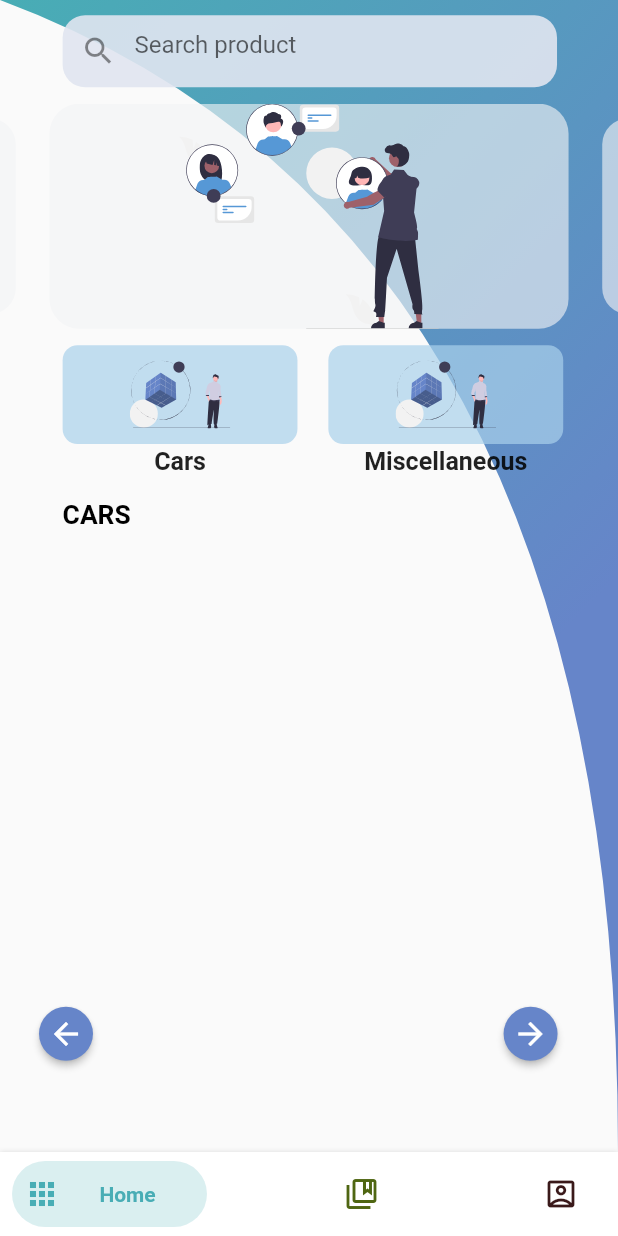
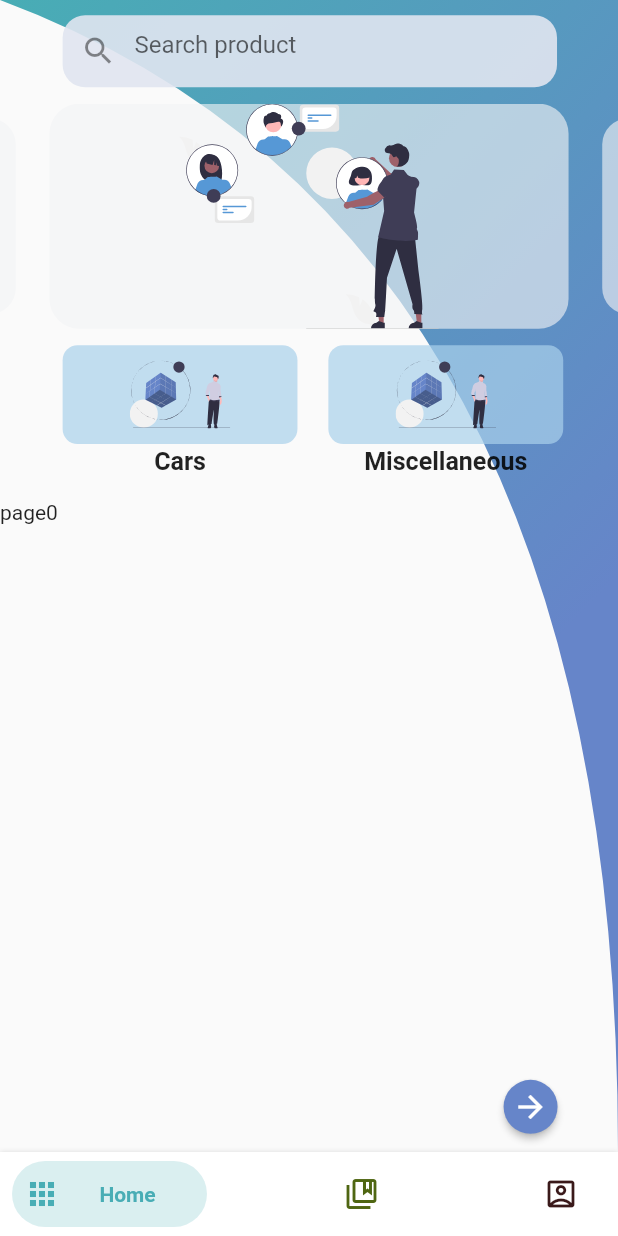
Before and after one commit to mrshelile/maraka, a Flutter app: the Home screen opened directly with empty values, on a phone screen of 412 x 824 dp. Run offline on Flutter 3.47's test engine with Material 2 defaults, Android fonts, the phone set to English and light mode, and no system bars; drawn by our look-alikes of carousel_slider; our stand-ins replace badges, carousel_pro, email_validator, file_picker, flutter_spinkit, flutter_svg and 3 more; missing offline and left inert: flutter_launcher_icons, get_ip_address, mailer, otp, platform_device_id, swipebuttonflutter; accounts and stored records are empty; network calls fail.

```diff
--- a/lib/logic/constants.dart
+++ b/lib/logic/constants.dart
@@ -17,7 +17,7 @@ List<Map<String, dynamic>> categories = [
   {"icon": "assets/mindeset.svg", "text": "Cars"},
   {"icon": "assets/mindeset.svg", "text": "Miscellaneous"},
 ];
-
+int pageSize = 20;
 // var server = "https://maraka.co.ls/buyandsellDjango-apis";
 var server = "http://192.168.0.100:8000/buyandsellDjango-apis";
 // var server = "https://agile-headland-32385.herokuapp.com";
--- a/lib/logic/store.dart
+++ b/lib/logic/store.dart
@@ -1,15 +1,43 @@
 import 'package:flutter/material.dart';
 import 'package:get/get.dart';
+import 'package:maraka/logic/constants.dart';
 import 'package:maraka/logic/products_logic.dart';
 import 'package:maraka/logic/user_logic.dart';
 import 'package:maraka/models/product.dart';
+import 'package:maraka/pages/home/components/List_productPage.dart';
 
 class StoreController extends GetxController {
   var selectedCategory = "Cars";
   var search = '';
   List<Product> products = [];
   List<Product> myProducts = [];
-  List<Widget> productpages = [];
+  List<Map<int, List<Product>>> pagesContents = [];
+
+  void _generatePages() {
+    // int carsTotal = 0, others = 0;
+    // for (var element in products) {
+    //   if (element.category.toString().toLowerCase() == 'cars') {
+    //     carsTotal++;
+    //   } else {
+    //     others++;
+    //   }
+    // }
+    // int pageEstimate = products.length % pageSize != 0
+    //     ? products.length ~/ pageSize + 1
+    //     : products.length ~/ pageSize;
+    // int startadd = 0;
+    // // print(pageEstimate);
+    // int end = products.length > pageSize ? pageSize - 1 : products.length - 1;
+    // int remaining = products.length > pageSize ? products.length - pageSize : 0;
+    // for (var i = 0; i < pageEstimate; i++) {
+    //   pagesContents.add({i + 1: products.sublist(startadd, end)});
+    //   startadd += pageSize;
+    //   end += pageSize;
+    //   remaining -= pageSize;
+    // }
+    // print(pageEstimate);
+    // pagesContents = [];
+  }
 
   Future<List<Product>> setMyproducts(User owner) async {
     myProducts = [];
@@ -77,7 +105,8 @@ class StoreController extends GetxController {
           car: element.car,
           category: element.category));
     }
-    products.shuffle();
+    // products.shuffle();
+    // _generatePages();
     update();
   }
 }
--- a/lib/pages/home/components/List_product.dart
+++ b/lib/pages/home/components/List_product.dart
@@ -3,6 +3,7 @@ import 'package:flutter/src/foundation/key.dart';
 import 'package:flutter/src/widgets/framework.dart';
 import 'package:flutter/widgets.dart';
 import 'package:get/get.dart';
+import 'package:maraka/pages/home/components/List_productPage.dart';
 import 'package:maraka/pages/home/components/card_Product.dart';
 import 'package:maraka/pages/home/components/section_title.dart';
 
@@ -15,7 +16,9 @@ import '../../../themes/color.dart';
 
 class ProductList extends StatefulWidget {
   User owner;
-  ProductList({Key? key, required this.owner}) : super(key: key);
+  int start;
+  ProductList({Key? key, required this.start, required this.owner})
+      : super(key: key);
 
   @override
   State<ProductList> createState() => _ProductListState();
@@ -38,14 +41,11 @@ class _ProductListState extends State<ProductList> {
       padding:
           EdgeInsets.only(bottom: getProportionateScreenHeight(270, context)),
       height: getProportionateScreenHeight(650, context),
-      child: Stack(
-        children: [
-          ListView(
-            shrinkWrap: true,
+      child: ListView(
         children: [
           Padding(
-                padding: EdgeInsets.only(
-                    left: getProportionateScreenWidth(38, context)),
+            padding:
+                EdgeInsets.only(left: getProportionateScreenWidth(38, context)),
             child: GetBuilder(
                 init: store,
                 builder: (_) {
@@ -77,62 +77,31 @@ class _ProductListState extends State<ProductList> {
                                                   .toLowerCase()
                                                   .toString())
                                           ? ListProductCard(
-                                                  product:
-                                                      store.products[index])
+                                              product: store.products[index])
                                           : Container()
                                       : store.products[index].car['model']
                                                   .toString()
                                                   .toLowerCase()
                                                   .contains(store.search
                                                       .toLowerCase()) ||
-                                                  store.products[index]
-                                                      .car['make']
+                                              store.products[index].car['make']
                                                   .toString()
                                                   .toLowerCase()
                                                   .contains(store.search
                                                       .toLowerCase())
                                           ? ListProductCard(
-                                                  product:
-                                                      store.products[index])
+                                              product: store.products[index])
                                           : Container();
                             },
                           ),
                           SizedBox(
-                                  width:
-                                      getProportionateScreenWidth(20, context)),
+                              width: getProportionateScreenWidth(20, context)),
                         ],
                       );
                     });
               })),
         ],
       ),
-          Positioned(
-            bottom: getProportionateScreenHeight(6, context),
-            child: MaterialButton(
-              color: MyColors.blue3,
-              shape: CircleBorder(),
-              onPressed: () {},
-              child: Icon(
-                Icons.arrow_back,
-                color: Colors.white,
-              ),
-            ),
-          ),
-          Positioned(
-            right: getProportionateScreenWidth(13, context),
-            bottom: getProportionateScreenHeight(6, context),
-            child: MaterialButton(
-              color: MyColors.blue3,
-              shape: CircleBorder(),
-              onPressed: () {},
-              child: Icon(
-                Icons.arrow_forward,
-                color: Colors.white,
-              ),
-            ),
-          ),
-        ],
-      ),
     );
   }
 }
--- a/lib/pages/home/components/List_productPage.dart
+++ b/lib/pages/home/components/List_productPage.dart
@@ -18,6 +18,7 @@ class _ProductListPageState extends State<ProductListPage> {
   final store = Get.find<StoreController>();
   @override
   Widget build(BuildContext context) {
+
     return Column(
       children: [
         ...List.generate(widget.products.length,
--- a/lib/pages/home/components/body.dart
+++ b/lib/pages/home/components/body.dart
@@ -1,6 +1,7 @@
 import 'package:flutter/material.dart';
 import 'package:maraka/logic/user_logic.dart';
 import 'package:maraka/pages/home/components/List_product.dart';
+import 'package:maraka/themes/color.dart';
 
 import '../../../size_config.dart';
 import 'categories.dart';
@@ -17,16 +18,26 @@ class Body extends StatefulWidget {
 }
 
 class _BodyState extends State<Body> {
+  List<Widget> pages = [
+    Text("page0"),
+    Text("page1"),
+    Text("page3"),
+    Text("page4")
+  ];
+  int current = 0;
+  int start = 0;
   @override
   Widget build(BuildContext context) {
     return SafeArea(
-      child: SingleChildScrollView(
-        child: Column(
+      child: Stack(
+        children: [
+          Column(
             mainAxisAlignment: MainAxisAlignment.start,
             crossAxisAlignment: CrossAxisAlignment.start,
-
             children: [
-          SizedBox(height: getProportionateScreenHeight(10, context),),
+              SizedBox(
+                height: getProportionateScreenHeight(10, context),
+              ),
               HomeHeader(
                 owner: widget.owner,
               ),
@@ -36,11 +47,51 @@ class _BodyState extends State<Body> {
               Categories(
                 owner: widget.owner,
               ),
-            SizedBox(height: getProportionateScreenHeight(10, context),),
-            ProductList(owner: widget.owner),
+              SizedBox(
+                height: getProportionateScreenHeight(10, context),
+              ),
+              pages[current],
+              // ProductList(owner: widget.owner),
               SizedBox(height: getProportionateScreenWidth(10, context)),
             ],
           ),
+          if (current > 0)
+            Positioned(
+              bottom: getProportionateScreenHeight(6, context),
+              child: MaterialButton(
+                color: MyColors.blue3,
+                shape: CircleBorder(),
+                onPressed: () {
+                  setState(() {
+                    if (current > 0) --current;
+                  });
+                },
+                child: Icon(
+                  Icons.arrow_back,
+                  color: Colors.white,
+                ),
+              ),
+            ),
+          if (current < pages.length - 1)
+            Positioned(
+              right: getProportionateScreenWidth(13, context),
+              bottom: getProportionateScreenHeight(6, context),
+              child: MaterialButton(
+                color: MyColors.blue3,
+                shape: CircleBorder(),
+                onPressed: () {
+                  setState(() {
+                    if (current < pages.length - 1) current = current + 1;
+                  });
+                  print(current);
+                },
+                child: Icon(
+                  Icons.arrow_forward,
+                  color: Colors.white,
+                ),
+              ),
+            ),
+        ],
       ),
     );
   }
```
Lines whose indentation alone changed are shown as unchanged.
